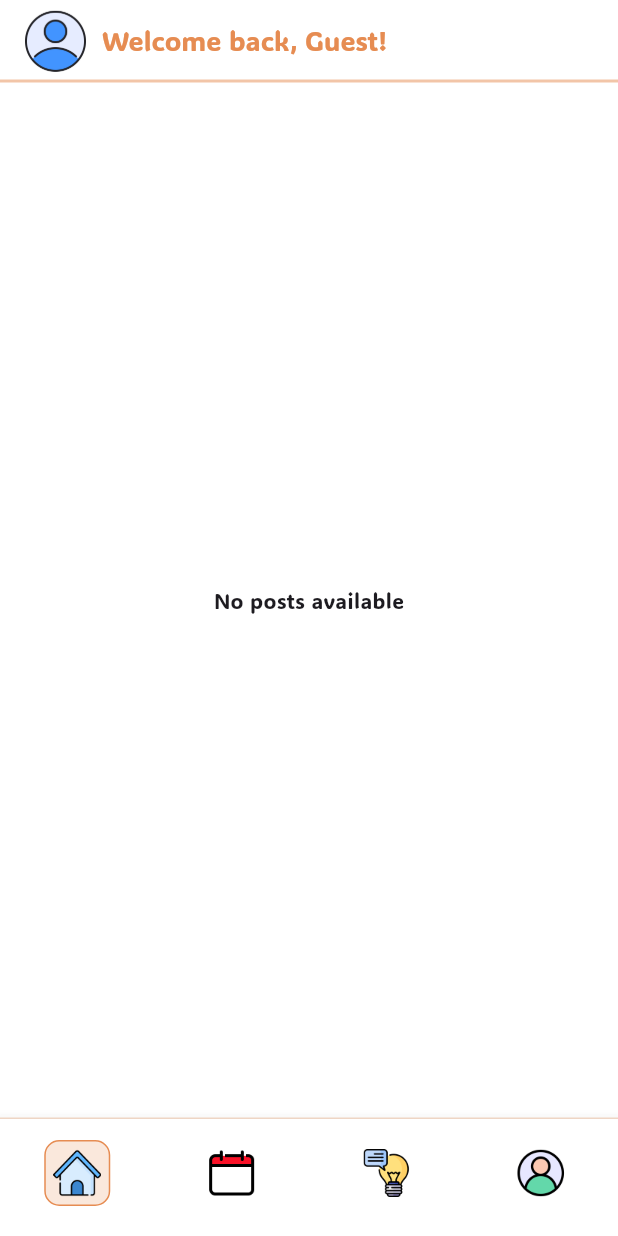
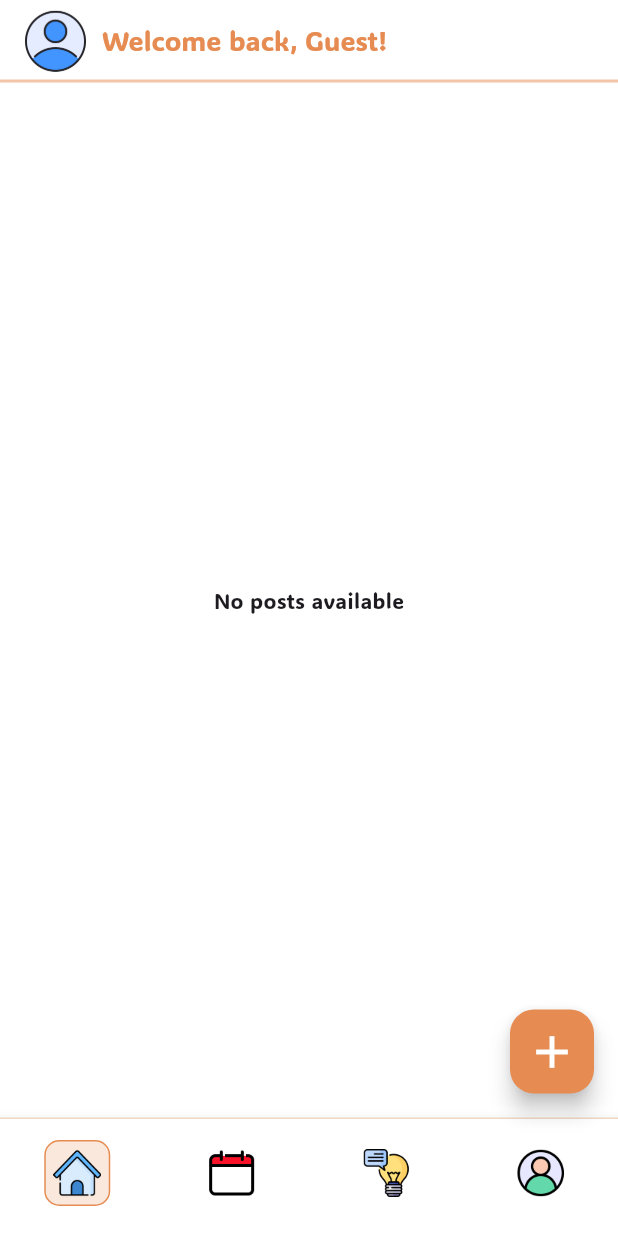
Before and after one commit to nokyalr/mmod_tracker_app, a Flutter app: the HomeScreen screen opened directly, on a phone screen of 412 x 824 dp. Run offline on Flutter 3.47's test engine with Material 3 defaults, Android fonts, the phone set to English and light mode, and no system bars; our stand-ins replace flutter_cache_manager, shared_preferences; accounts and stored records are empty; network calls fail.

Commit message:
update button in home_screen

```diff
--- a/lib/config/constants.dart
+++ b/lib/config/constants.dart
@@ -1,5 +1,5 @@
 class APIConfig {
-  static const String baseUrl = 'http://192.168.1.9/mood_tracker_backend/api';
+  static const String baseUrl = 'http://localhost/mood_tracker_backend/api';
 
   static String get loginUrl => '$baseUrl/user.php?action=login';
   static String get registerUrl => '$baseUrl/user.php?action=register';
--- a/lib/screens/home_screen.dart
+++ b/lib/screens/home_screen.dart
@@ -244,6 +244,14 @@ class HomeScreenState extends State<HomeScreen> {
                     );
                   },
                 ),
+      floatingActionButton: FloatingActionButton(
+        onPressed: () {
+          // Tambahkan aksi ketika tombol "+" ditekan
+          print('Tombol "+" ditekan!');
+        },
+        backgroundColor: const Color(0xFFE68C52),
+        child: const Icon(Icons.add, size: 36, color: Colors.white),
+      ),
       bottomNavigationBar: BottomNavigation(
         selectedIndex: _selectedIndex,
         onItemTapped: _onItemTapped,
```
